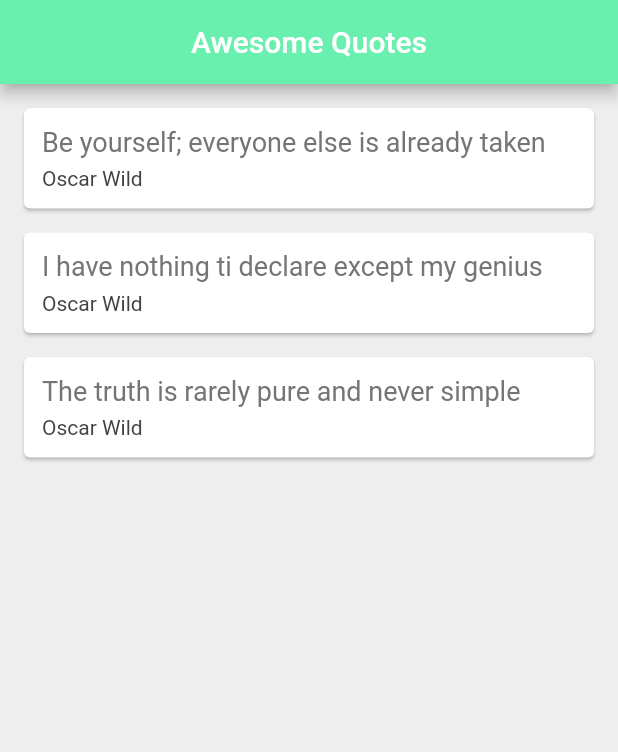
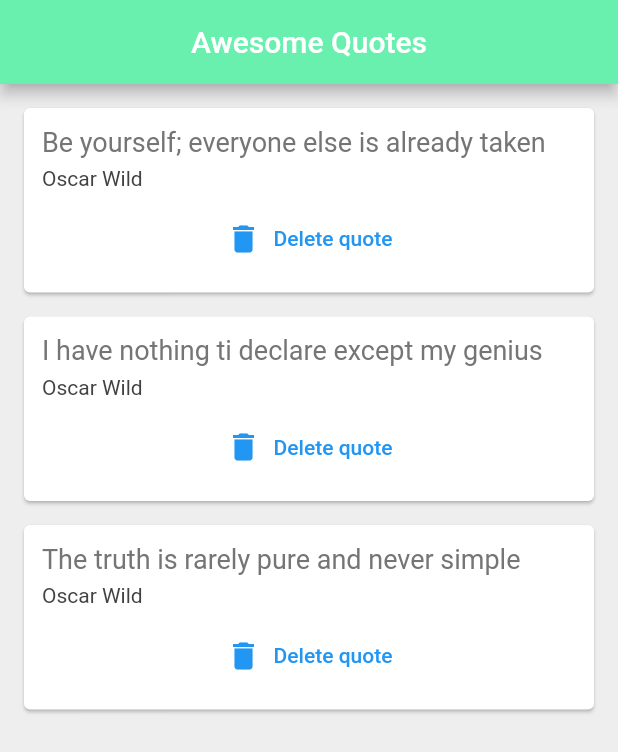
Before and after one commit to developnikita/flutter-begining-course, a Flutter app: the screen it shows after launch, on a phone screen of 412 x 824 dp. Shown: the top 752 px of the screen. Run offline on Flutter 3.47's test engine with Material 2 defaults, Android fonts, the phone set to English and light mode, and no system bars.

Commit message:
add delete button to QuoteCard

```diff
--- a/first_lesson/third_learn_app/lib/main.dart
+++ b/first_lesson/third_learn_app/lib/main.dart
@@ -18,6 +18,8 @@ class _QuoteListState extends State<QuoteList> {
     Quote(author: 'Oscar Wild', text: 'The truth is rarely pure and never simple'),
   ];
 
+
+
   @override
   Widget build(BuildContext context) {
     return Scaffold(
@@ -28,7 +30,14 @@ class _QuoteListState extends State<QuoteList> {
         backgroundColor: Colors.greenAccent,
       ),
       body: Column(
-        children: quotes.map((quote) => QuoteCard(quote: quote)).toList(),
+        children: quotes.map((quote) => QuoteCard(
+          quote: quote,
+          delete: () {
+            setState((){
+              quotes.remove(quote);
+            });
+          },
+        )).toList(),
       ),
     );
   }
--- a/first_lesson/third_learn_app/lib/quote_card.dart
+++ b/first_lesson/third_learn_app/lib/quote_card.dart
@@ -3,8 +3,9 @@ import 'quote.dart';
 
 class QuoteCard extends StatelessWidget {
   final Quote quote;
+  final Function delete;
 
-  QuoteCard({ this.quote });
+  QuoteCard({ this.quote, this.delete});
 
   @override
   Widget build(BuildContext context) {
@@ -32,6 +33,14 @@ class QuoteCard extends StatelessWidget {
                 color: Colors.grey[800],
               ),
             ),
+            SizedBox(
+              height: 8.0,
+            ),
+            TextButton.icon(
+              onPressed: delete,
+              label: Text("Delete quote"),
+              icon: Icon(Icons.delete),
+            ),
           ],
         ),
       ),
```
